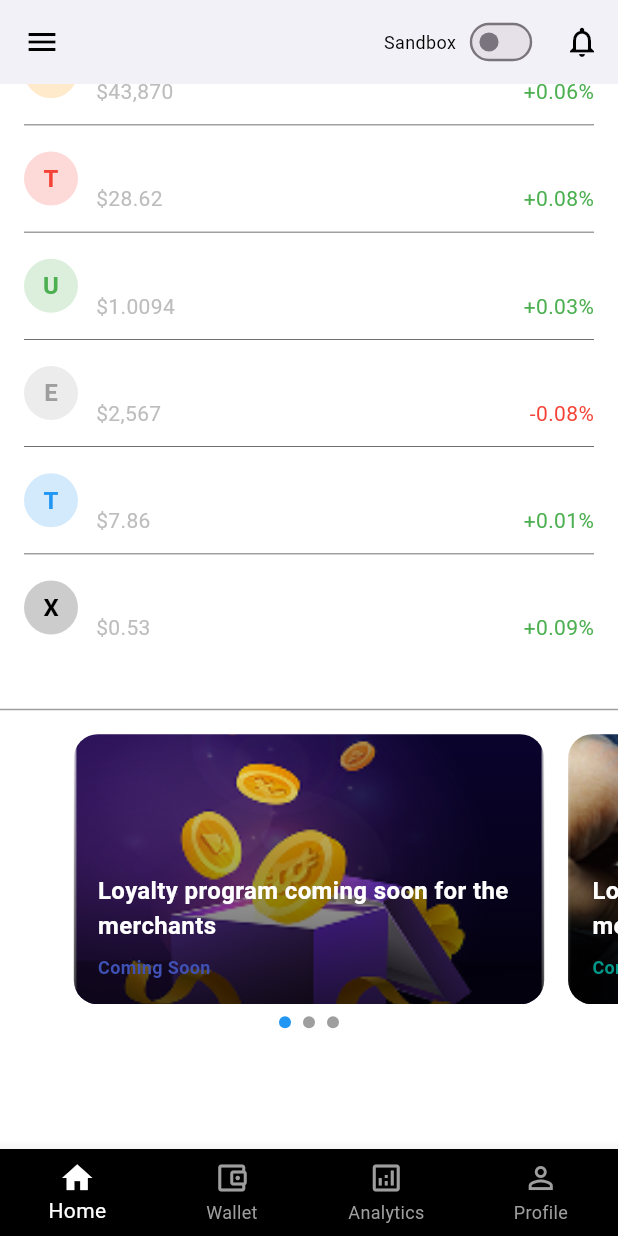
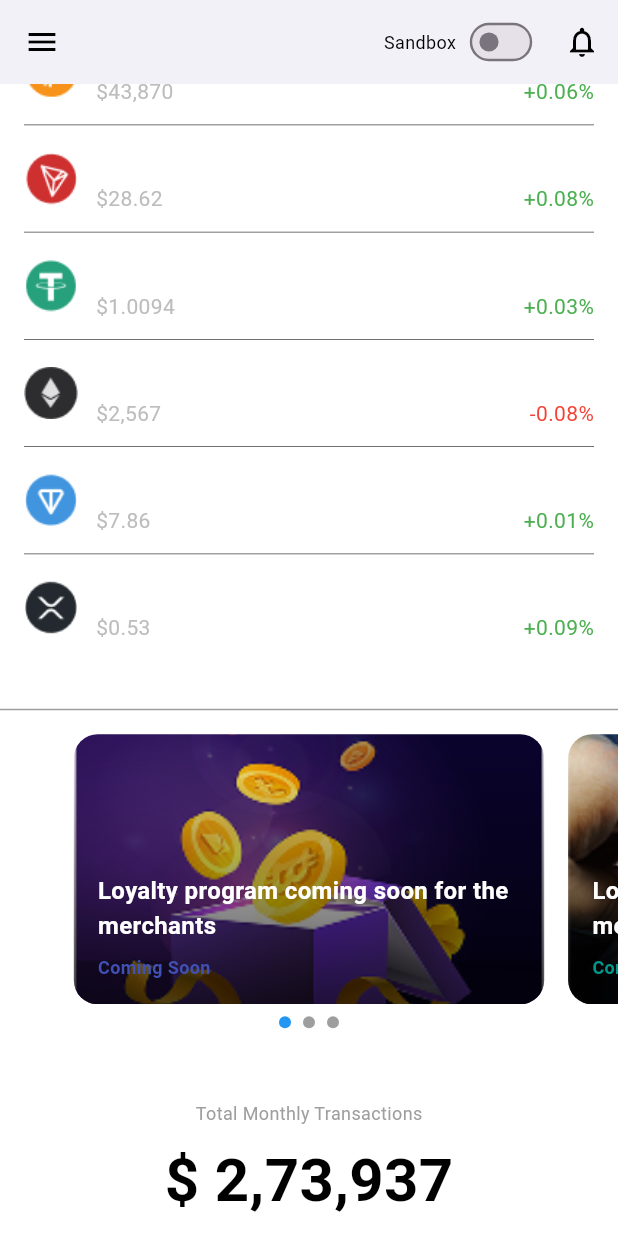
Before and after one commit to Wannabe-King/bepay_repo, a Flutter app: the screen it shows after launch, scrolled down 576 dp, on a phone screen of 412 x 824 dp. Run offline on Flutter 3.47's test engine with Material 3 defaults, Android fonts, the light colour scheme and no system bars; our stand-ins replace flutter_svg.

Commit message:
transction for mobile view added

```diff
--- a/lib/widgets/mobile/mobile_bepay_card.dart
+++ b/lib/widgets/mobile/mobile_bepay_card.dart
@@ -2,7 +2,7 @@ import 'package:flutter/material.dart';
 import 'package:flutter_svg/svg.dart';
 
 class MobileBepayCard extends StatelessWidget {
-  const MobileBepayCard({Key? key}) : super(key: key);
+  const MobileBepayCard({super.key});
 
   @override
   Widget build(BuildContext context) {
--- a/lib/widgets/mobile/mobile_chart.dart
+++ b/lib/widgets/mobile/mobile_chart.dart
@@ -8,23 +8,23 @@ class MobileChart extends StatelessWidget {
     return Container(
       padding: const EdgeInsets.all(16.0),
       child: Column(
-        crossAxisAlignment: CrossAxisAlignment.start,
+        crossAxisAlignment: CrossAxisAlignment.center,
         children: [
           const Text(
             "Total Monthly Transactions",
             style: TextStyle(
-              fontSize: 18,
-              fontWeight: FontWeight.bold,
-              color: Colors.white,
+              fontSize: 12,
+              // fontWeight: FontWeight.bold,
+              color: Colors.grey,
             ),
           ),
           const SizedBox(height: 8),
           const Text(
             "\$ 2,73,937",
             style: TextStyle(
-              fontSize: 24,
+              fontSize: 40,
               fontWeight: FontWeight.bold,
-              color: Colors.white,
+              color: Colors.black,
             ),
           ),
           const SizedBox(height: 16),
@@ -61,7 +61,7 @@ class MobileChart extends StatelessWidget {
               Text(
                 "May",
                 style: TextStyle(
-                  color: Colors.white,
+                  color: Colors.black,
                   fontSize: 12,
                   fontWeight: FontWeight.bold,
                 ),
@@ -97,7 +97,7 @@ class LineChartPainter extends CustomPainter {
   @override
   void paint(Canvas canvas, Size size) {
     final Paint linePaint = Paint()
-      ..color = Colors.white
+      ..color = Colors.black
       ..style = PaintingStyle.stroke
       ..strokeWidth = 2;
 
@@ -107,7 +107,7 @@ class LineChartPainter extends CustomPainter {
       ..strokeWidth = 2;
 
     final Paint dotPaint = Paint()
-      ..color = Colors.white
+      ..color = Colors.black
       ..style = PaintingStyle.fill;
 
     // Sample data points (x, y) normalized to the canvas size
@@ -149,7 +149,7 @@ class LineChartPainter extends CustomPainter {
     // Draw the value indicator above the highlighted point
     const TextSpan textSpan = TextSpan(
       text: '\$653.09',
-      style: TextStyle(color: Colors.white, fontSize: 12),
+      style: TextStyle(color: Colors.black, fontSize: 12),
     );
 
     final TextPainter textPainter = TextPainter(
--- a/lib/widgets/mobile/mobile_dashboard.dart
+++ b/lib/widgets/mobile/mobile_dashboard.dart
@@ -75,36 +75,6 @@ class MobileDashboard extends StatelessWidget {
           ],
         ),
       ),
-      bottomNavigationBar: BottomNavigationBar(
-        backgroundColor: Colors.black,
-        selectedItemColor: Colors.white,
-        unselectedItemColor: Colors.grey,
-        type: BottomNavigationBarType.fixed,
-        items: const [
-          BottomNavigationBarItem(
-            icon: Icon(Icons.home_outlined),
-            activeIcon: Icon(Icons.home),
-            label: 'Home',
-          ),
-          BottomNavigationBarItem(
-            icon: Icon(Icons.account_balance_wallet_outlined),
-            activeIcon: Icon(Icons.account_balance_wallet),
-            label: 'Wallet',
-          ),
-          BottomNavigationBarItem(
-            icon: Icon(Icons.analytics_outlined),
-            activeIcon: Icon(Icons.analytics),
-            label: 'Analytics',
-          ),
-          BottomNavigationBarItem(
-            icon: Icon(Icons.person_outline),
-            activeIcon: Icon(Icons.person),
-            label: 'Profile',
-          ),
-        ],
-        currentIndex: 0,
-        onTap: (index) {},
-      ),
     );
   }
 }
--- a/lib/widgets/mobile/mobile_loyalty_cards.dart
+++ b/lib/widgets/mobile/mobile_loyalty_cards.dart
@@ -1,7 +1,7 @@
 import 'package:flutter/material.dart';
 
 class MobileLoyaltyCards extends StatelessWidget {
-  const MobileLoyaltyCards({Key? key}) : super(key: key);
+  const MobileLoyaltyCards({super.key});
 
   @override
   Widget build(BuildContext context) {
--- a/lib/widgets/mobile/recent_transactions_widget.dart
+++ b/lib/widgets/mobile/recent_transactions_widget.dart
@@ -6,7 +6,7 @@ class TransactionItem {
   final String amount;
   final String value;
   final String percentChange;
-  final Color color;
+  final String img;
   final bool isPositiveChange;
 
   TransactionItem({
@@ -15,7 +15,7 @@ class TransactionItem {
     required this.amount,
     required this.value,
     required this.percentChange,
-    required this.color,
+    required this.img,
     this.isPositiveChange = true,
   });
 }
@@ -28,7 +28,7 @@ class RecentTransactionsWidget extends StatelessWidget {
       amount: '0',
       value: '\$43,870',
       percentChange: '+0.06%',
-      color: Colors.orange,
+      img: 'assets/btc.png',
       isPositiveChange: true,
     ),
     TransactionItem(
@@ -37,7 +37,7 @@ class RecentTransactionsWidget extends StatelessWidget {
       amount: '0.25',
       value: '\$28.62',
       percentChange: '+0.08%',
-      color: Colors.red,
+      img: 'assets/tron.png',
       isPositiveChange: true,
     ),
     TransactionItem(
@@ -46,7 +46,7 @@ class RecentTransactionsWidget extends StatelessWidget {
       amount: '0',
       value: '\$1.0094',
       percentChange: '+0.03%',
-      color: Colors.green,
+      img: 'assets/usdt.png',
       isPositiveChange: true,
     ),
     TransactionItem(
@@ -55,7 +55,7 @@ class RecentTransactionsWidget extends StatelessWidget {
       amount: '0',
       value: '\$2,567',
       percentChange: '-0.08%',
-      color: Colors.grey,
+      img: 'assets/eth.png',
       isPositiveChange: false,
     ),
     TransactionItem(
@@ -64,7 +64,7 @@ class RecentTransactionsWidget extends StatelessWidget {
       amount: '0.25',
       value: '\$7.86',
       percentChange: '+0.01%',
-      color: Colors.blue,
+      img: 'assets/ton.png',
       isPositiveChange: true,
     ),
     TransactionItem(
@@ -73,12 +73,12 @@ class RecentTransactionsWidget extends StatelessWidget {
       amount: '0.25',
       value: '\$0.53',
       percentChange: '+0.09%',
-      color: Colors.black,
+      img: 'assets/xrp.png',
       isPositiveChange: true,
     ),
   ];
 
-  RecentTransactionsWidget({Key? key}) : super(key: key);
+  RecentTransactionsWidget({super.key});
 
   @override
   Widget build(BuildContext context) {
@@ -95,14 +95,19 @@ class RecentTransactionsWidget extends StatelessWidget {
                 style: TextStyle(
                   fontSize: 18,
                   fontWeight: FontWeight.bold,
-                  color: Colors.white,
+                  color: Colors.black,
                 ),
               ),
               TextButton(
                 onPressed: () {},
                 child: const Text(
                   'See more',
-                  style: TextStyle(fontSize: 14, color: Colors.blue),
+                  style: TextStyle(
+                    fontSize: 14,
+                    color: Colors.grey,
+                    decoration: TextDecoration.underline,
+                    decorationColor: Colors.grey,
+                  ),
                 ),
               ),
             ],
@@ -133,20 +138,8 @@ class RecentTransactionsWidget extends StatelessWidget {
                     Container(
                       width: 36,
                       height: 36,
-                      decoration: BoxDecoration(
-                        color: transaction.color.withOpacity(0.2),
-                        shape: BoxShape.circle,
-                      ),
-                      child: Center(
-                        child: Text(
-                          transaction.abbreviation.substring(0, 1),
-                          style: TextStyle(
-                            fontSize: 16,
-                            fontWeight: FontWeight.bold,
-                            color: transaction.color,
-                          ),
-                        ),
-                      ),
+                      decoration: BoxDecoration(shape: BoxShape.circle),
+                      child: Image.asset(transaction.img),
                     ),
                     const SizedBox(width: 12),
 
```
Also changed, not shown: assets/btc.png (added), assets/eth.png (added), assets/ton.png (added), assets/tron.png (added), assets/usdt.png (added), assets/xrp.png (added).
